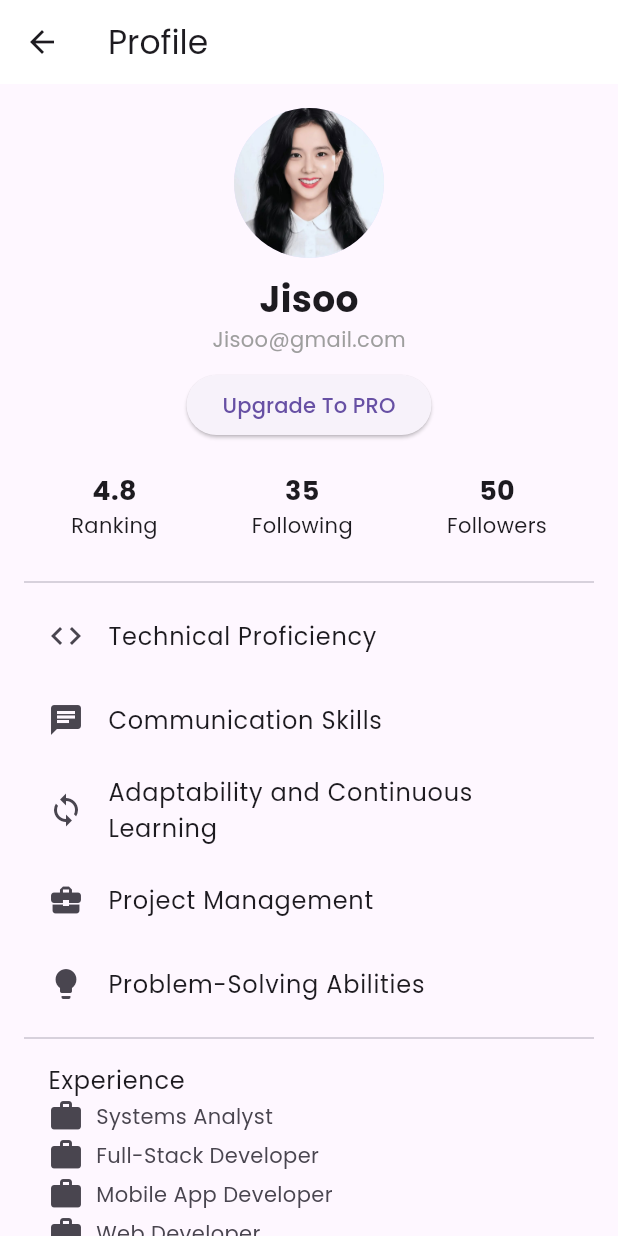
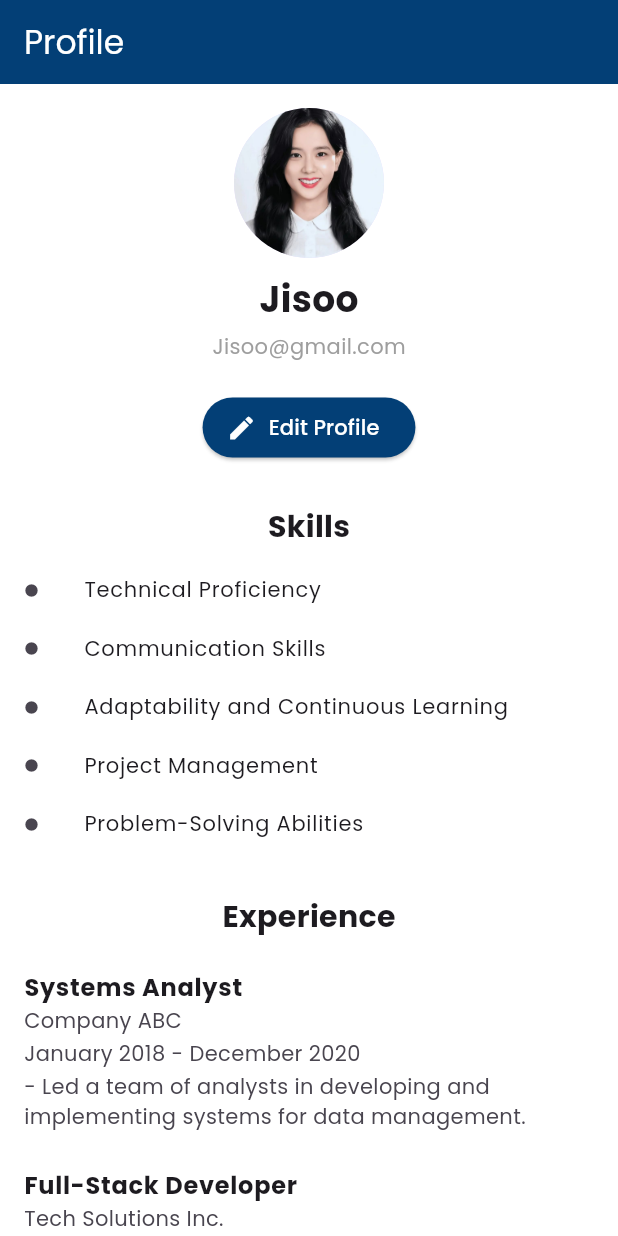
Before and after one commit to LDimaano/Trabahadoor_MobileApp, a Flutter app: the ProfilePage screen opened directly, on a phone screen of 412 x 824 dp. Run offline on Flutter 3.47's test engine with Material 3 defaults, Android fonts, the phone set to English and light mode, and no system bars; our stand-ins replace google_fonts; missing offline and left inert: custom_clippers.

Commit message:
profile and chat

```diff
--- a/trabahadoor/lib/main.dart
+++ b/trabahadoor/lib/main.dart
@@ -1,7 +1,7 @@
 import 'package:flutter/material.dart';
 import 'package:flutter/services.dart';
 import 'package:google_fonts/google_fonts.dart';
-import 'package:trabahadoor/screens/chat/HomeChat.dart';
+import 'package:trabahadoor/screens/profile/profile.dart';
 
 void main() {
   runApp(const MyApp());
@@ -23,6 +23,6 @@ class MyApp extends StatelessWidget {
           hintColor: const Color(0x0ffed408),
           textTheme: GoogleFonts.poppinsTextTheme(),
         ),
-        home: const Homechat());
+        home: const ProfilePage());
   }
 }
--- a/trabahadoor/lib/screens/profile/profile.dart
+++ b/trabahadoor/lib/screens/profile/profile.dart
@@ -7,9 +7,11 @@ class ProfilePage extends StatelessWidget {
   Widget build(BuildContext context) {
     return Scaffold(
       appBar: AppBar(
-        title: const Text('Profile'),
-        backgroundColor: Colors.white, // Beige primary color
+        title: const Text('Profile', style: TextStyle(color: Colors.white)),
+        backgroundColor: Theme.of(context).primaryColor,
+        elevation: 0,
       ),
+      backgroundColor: Colors.white.withOpacity(0.95),
       body: SingleChildScrollView(
         child: Padding(
           padding: const EdgeInsets.all(16.0),
@@ -25,94 +27,46 @@ class ProfilePage extends StatelessWidget {
                 'Jisoo',
                 style: TextStyle(fontSize: 24, fontWeight: FontWeight.bold),
               ),
+              const SizedBox(height: 5),
               const Text(
                 'Jisoo@gmail.com',
                 style: TextStyle(color: Colors.grey),
               ),
-              const SizedBox(height: 10),
-              ElevatedButton(
+              const SizedBox(height: 20),
+              ElevatedButton.icon(
                 onPressed: () {},
-                child: const Text('Upgrade To PRO'),
+                icon: const Icon(Icons.edit, size: 20, color: Colors.white),
+                label: const Text(
+                  'Edit Profile',
+                  style: TextStyle(color: Colors.white),
+                ),
                 style: ElevatedButton.styleFrom(
-                  iconColor: Colors.blue, // Button color
+                  backgroundColor: Theme.of(context).primaryColor,
                   shape: const StadiumBorder(),
                 ),
               ),
               const SizedBox(height: 20),
-              const Row(
-                mainAxisAlignment: MainAxisAlignment.spaceAround,
-                children: [
-                  Column(
-                    children: [
-                      Text(
-                        '4.8',
-                        style: TextStyle(
-                            fontSize: 18, fontWeight: FontWeight.bold),
-                      ),
-                      Text('Ranking'),
-                    ],
-                  ),
-                  Column(
-                    children: [
-                      Text(
-                        '35',
-                        style: TextStyle(
-                            fontSize: 18, fontWeight: FontWeight.bold),
-                      ),
-                      Text('Following'),
-                    ],
-                  ),
-                  Column(
-                    children: [
-                      Text(
-                        '50',
-                        style: TextStyle(
-                            fontSize: 18, fontWeight: FontWeight.bold),
-                      ),
-                      Text('Followers'),
-                    ],
-                  ),
-                ],
+              _buildSectionTitle('Skills'),
+              _buildSkillList(),
+              const SizedBox(height: 20),
+              _buildSectionTitle('Experience'),
+              _buildExperienceItem(
+                'Systems Analyst',
+                'Company ABC',
+                'January 2018 - December 2020',
+                'Led a team of analysts in developing and implementing systems for data management.',
               ),
-              const SizedBox(height: 20),
-              const Divider(),
-              const ListTile(
-                leading: Icon(Icons.code),
-                title: Text('Technical Proficiency'),
+              _buildExperienceItem(
+                'Full-Stack Developer',
+                'Tech Solutions Inc.',
+                'May 2016 - December 2017',
+                'Designed and developed scalable web applications using React.js and Node.js.',
               ),
-              const ListTile(
-                leading: Icon(Icons.chat),
-                title: Text('Communication Skills'),
-              ),
-              const ListTile(
-                leading: Icon(Icons.loop),
-                title: Text('Adaptability and Continuous Learning'),
-              ),
-              const ListTile(
-                leading: Icon(Icons.business_center),
-                title: Text('Project Management'),
-              ),
-              const ListTile(
-                leading: Icon(Icons.lightbulb),
-                title: Text('Problem-Solving Abilities'),
-              ),
-              const Divider(),
-              ListTile(
-                title: Text('Experience'),
-                subtitle: Column(
-                  crossAxisAlignment: CrossAxisAlignment.start,
-                  children: [
-                    _buildExperienceItem(Icons.work, 'Systems Analyst'),
-                    SizedBox(height: 2),
-                    _buildExperienceItem(Icons.work, 'Full-Stack Developer'),
-                    SizedBox(height: 2),
-                    _buildExperienceItem(Icons.work, 'Mobile App Developer'),
-                    SizedBox(height: 2),
-                    _buildExperienceItem(Icons.work, 'Web Developer'),
-                    SizedBox(height: 2),
-                    _buildExperienceItem(Icons.work, 'Software Developer'),
-                  ],
-                ),
+              _buildExperienceItem(
+                'Mobile App Developer',
+                'MobileTech Ltd.',
+                'August 2014 - April 2016',
+                'Created native Android applications that achieved 1 million downloads on Google Play.',
               ),
             ],
           ),
@@ -121,13 +75,68 @@ class ProfilePage extends StatelessWidget {
     );
   }
 
-  Widget _buildExperienceItem(IconData iconData, String text) {
-    return Row(
-      children: [
-        Icon(iconData),
-        SizedBox(width: 8),
-        Text(text),
-      ],
+  Widget _buildSectionTitle(String title) {
+    return Padding(
+      padding: const EdgeInsets.symmetric(vertical: 8.0),
+      child: Text(
+        title,
+        style: const TextStyle(fontSize: 20, fontWeight: FontWeight.bold),
+      ),
+    );
+  }
+
+  Widget _buildSkillList() {
+    List<String> skills = [
+      'Technical Proficiency',
+      'Communication Skills',
+      'Adaptability and Continuous Learning',
+      'Project Management',
+      'Problem-Solving Abilities',
+    ];
+
+    return ListView.builder(
+      shrinkWrap: true,
+      physics: const NeverScrollableScrollPhysics(),
+      itemCount: skills.length,
+      itemBuilder: (context, index) {
+        return Padding(
+          padding: const EdgeInsets.symmetric(vertical: 1),
+          child: ListTile(
+            dense: true,
+            visualDensity: const VisualDensity(horizontal: 0, vertical: -4),
+            leading: const Icon(Icons.circle, size: 10),
+            contentPadding: EdgeInsets.zero,
+            title: Text(
+              skills[index],
+              style: const TextStyle(fontSize: 14),
+            ),
+          ),
+        );
+      },
+    );
+  }
+
+  Widget _buildExperienceItem(
+      String title, String company, String duration, String details) {
+    return Padding(
+      padding: const EdgeInsets.symmetric(vertical: 4),
+      child: ListTile(
+        contentPadding: EdgeInsets.zero,
+        title: Text(
+          title,
+          style: const TextStyle(fontWeight: FontWeight.bold),
+        ),
+        subtitle: Column(
+          crossAxisAlignment: CrossAxisAlignment.start,
+          children: [
+            Text(company),
+            const SizedBox(height: 2),
+            Text(duration),
+            const SizedBox(height: 2),
+            Text('- $details'),
+          ],
+        ),
+      ),
     );
   }
 }
```
Also changed, not shown: trabahadoor/lib/screens/chat/HomeChat.dart (+17 -7 lines), trabahadoor/lib/screens/profile/widget/profile_about.dart (deleted, +0 -106 lines), trabahadoor/lib/screens/profile/widget/profile_info.dart (deleted, +0 -39 lines), trabahadoor/lib/screens/profile/widget/profile_picture.dart (deleted, +0 -26 lines), trabahadoor/lib/screens/profile/widget/profile_stats.dart (deleted, +0 -41 lines).
